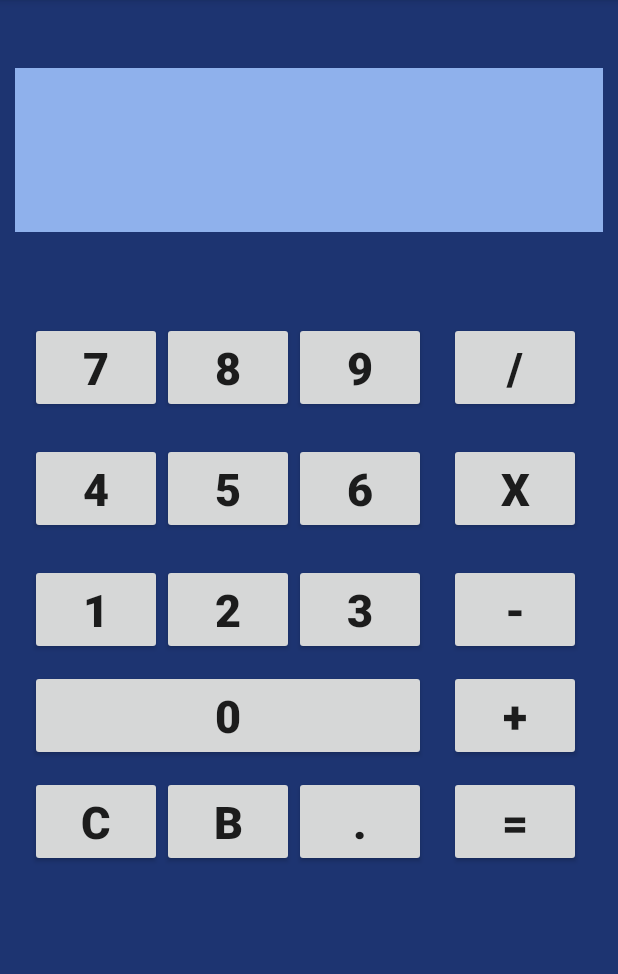
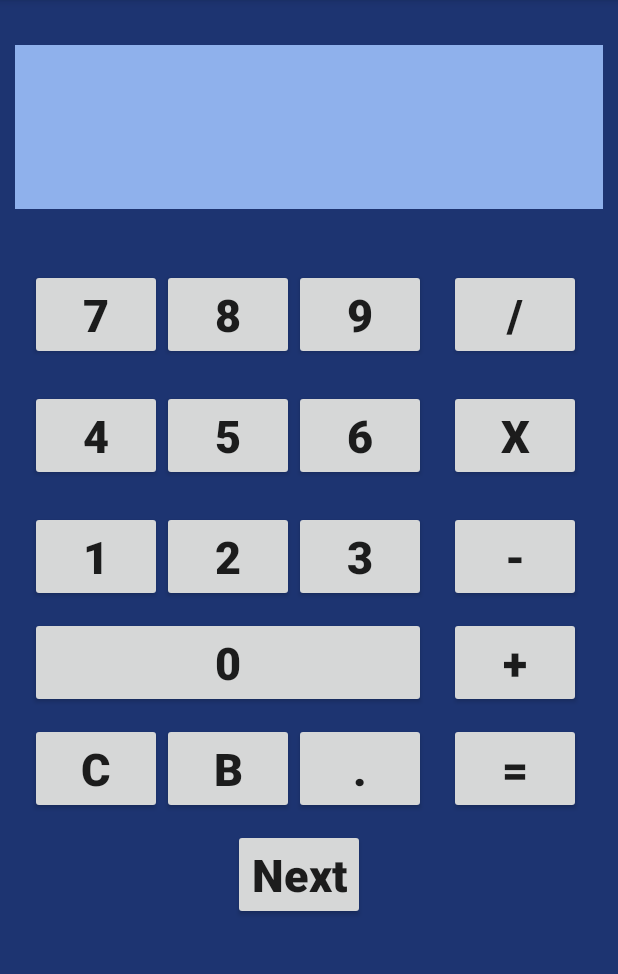
Before and after one commit to Puspendu98/SmartCalculator, an Android app: the screen it shows after launch (MainActivity), on a phone screen of 412 x 824 dp, the part 84-1058 px from its top. Run offline under Robolectric (Android 15) with nearby library versions, the phone set to English and light mode, and no system bars.

Commit message:
Update activity_main.xml
Design change

```diff
--- a/app/src/main/res/layout/activity_main.xml
+++ b/app/src/main/res/layout/activity_main.xml
@@ -12,10 +12,10 @@
             android:id="@+id/viewid"
             android:layout_width="match_parent"
             android:layout_height="109dp"
-            android:layout_marginTop="45dp"
+            android:layout_marginTop="30dp"
             android:layout_marginLeft="10dp"
             android:layout_marginRight="10dp"
-            android:layout_marginBottom="50dp"
+            android:layout_marginBottom="30dp"
             android:textSize="35sp"
             android:textStyle="bold"
             android:background="#8FB1EC"
@@ -210,7 +210,19 @@
                     android:textSize="30sp"
                     android:textStyle="bold" />
 
+
         </LinearLayout>
+
+        <Button
+            android:id="@+id/buttonidNext"
+            android:layout_width="wrap_content"
+            android:layout_height="wrap_content"
+            android:textAllCaps="false"
+            android:layout_marginLeft="155dp"
+            android:layout_marginTop="10dp"
+            android:text="Next"
+            android:textSize="30sp"
+            android:textStyle="bold" />
 
 
 </LinearLayout>
```
